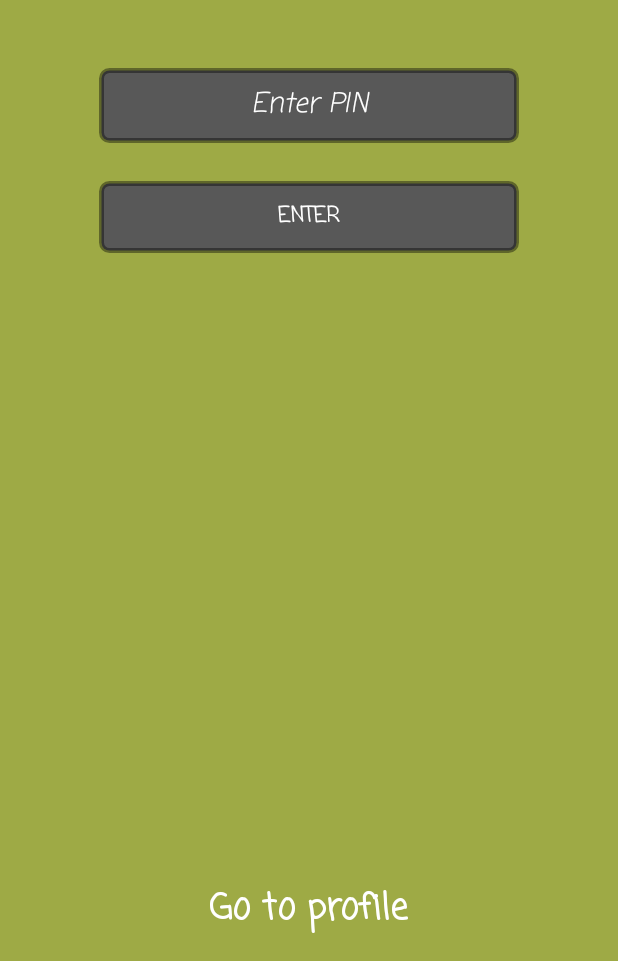
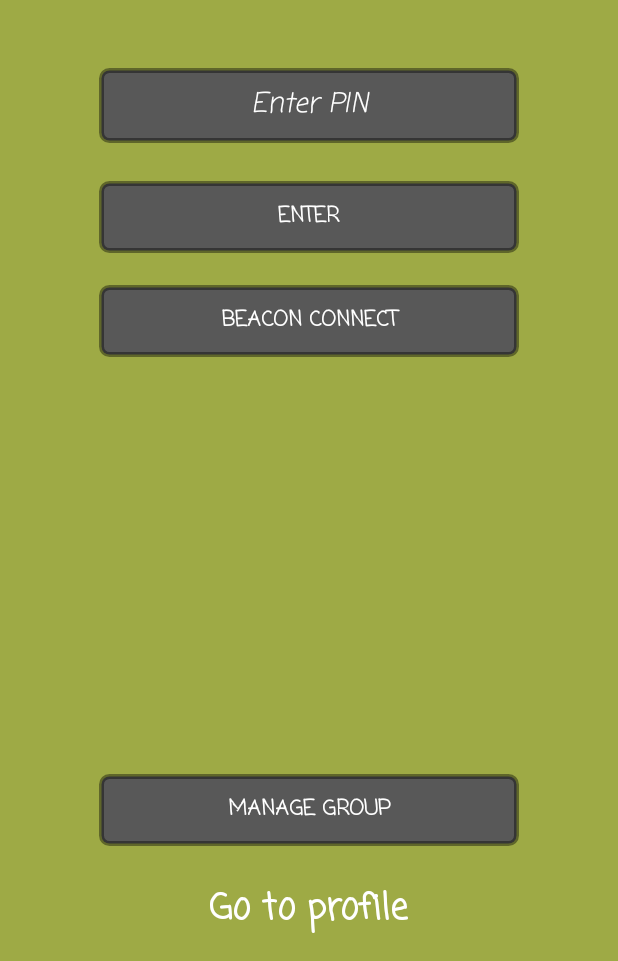
Before and after one commit to Menris/Quick_Quiz-master, an Android app: the screen it shows after launch once a user with an empty profile is signed in (Starting), on a phone screen of 412 x 824 dp, the part 275-1236 px from its top. Run offline under Robolectric (Android 15) with nearby library versions, the phone set to English and light mode, and no system bars; our stand-ins replace Firebase (no records; nobody signed in at launch, a user with empty details on screens opened directly); libraries missing offline, so code that uses them is left out: com.estimote.sdk; 6 statements that could not run were skipped.

Commit message:
update 18.02. Added Chat module and Beacon connection

```diff
--- a/app/build.gradle
+++ b/app/build.gradle
@@ -29,6 +29,7 @@ dependencies {
     androidTestCompile('com.android.support.test.espresso:espresso-core:2.2.2', {
         exclude group: 'com.android.support', module: 'support-annotations'
     })
+    compile 'com.estimote:sdk:0.9.4@aar'
     compile 'com.android.support:appcompat-v7:24.2.1'
     compile 'com.google.firebase:firebase-auth:10.0.1'
     compile 'com.android.support:design:24.2.1'
--- a/app/src/main/AndroidManifest.xml
+++ b/app/src/main/AndroidManifest.xml
@@ -3,6 +3,8 @@
     package="com.project.ad.testing_app_project">
 
     <uses-permission android:name="android.permission.INTERNET" />
+    <uses-permission android:name="android.permission.BLUETOOTH" />
+    <uses-permission android:name="android.permission.BLUETOOTH_ADMIN" />
 
     <application
         android:allowBackup="true"
--- a/app/src/main/java/com/project/ad/testing_app_project/Starting.java
+++ b/app/src/main/java/com/project/ad/testing_app_project/Starting.java
@@ -3,9 +3,14 @@ package com.project.ad.testing_app_project;
 import android.animation.ArgbEvaluator;
 import android.animation.ValueAnimator;
 import android.app.Activity;
+import android.app.ProgressDialog;
+import android.content.Context;
+import android.content.DialogInterface;
 import android.content.Intent;
+import android.os.Handler;
 import android.support.v4.content.ContextCompat;
 import android.os.Bundle;
+import android.support.v7.app.AlertDialog;
 import android.util.Log;
 import android.view.View;
 import android.view.Window;
@@ -13,49 +18,119 @@ import android.view.WindowManager;
 import android.view.animation.Animation;
 import android.widget.Button;
 import android.widget.EditText;
+import android.widget.LinearLayout;
 import android.widget.TextView;
 
+import com.estimote.sdk.Beacon;
+import com.estimote.sdk.BeaconManager;
+import com.estimote.sdk.Nearable;
+import com.estimote.sdk.Region;
+import com.estimote.sdk.SystemRequirementsChecker;
+import com.estimote.sdk.Utils;
+import com.google.firebase.auth.FirebaseAuth;
+import com.google.firebase.auth.FirebaseUser;
 import com.google.firebase.database.DataSnapshot;
 import com.google.firebase.database.DatabaseError;
 import com.google.firebase.database.DatabaseReference;
 import com.google.firebase.database.FirebaseDatabase;
 import com.google.firebase.database.ValueEventListener;
 import com.project.ad.testing_app_project.Tab_profile.My_Profile;
+import com.project.ad.testing_app_project.Tab_profile.tab2.Check_quiz;
 import com.project.ad.testing_app_project.Test.Quiz;
+import com.project.ad.testing_app_project.Test.Quiz_question;
 
-public class Starting extends Activity implements View.OnClickListener{
+import java.util.ArrayList;
+import java.util.Collections;
+import java.util.HashMap;
+import java.util.List;
+import java.util.Map;
+import java.util.Objects;
+import java.util.UUID;
+
+public class Starting extends Activity implements View.OnClickListener {
+
+    private DatabaseReference databaseReference = FirebaseDatabase.getInstance().getReference();
+    DatabaseReference ref = databaseReference.child("Tests");
+    public FirebaseAuth firebaseAuth;
+    FirebaseUser user;
 
     TextView tv_profile;
     Button enterPIN;
-    private DatabaseReference databaseReference = FirebaseDatabase.getInstance().getReference();
-    DatabaseReference ref = databaseReference.child("Tests");
+    Button btn_manageGroup;
+    Button btn_beaconConnect;
     EditText pinNumber;
+    Boolean success_pin;
 
+    private static final Map<String, List<String>> PLACES_BY_BEACONS;
 
+    // TODO: replace "<major>:<minor>" strings to match your own beacons.
+    static {
+        Map<String, List<String>> placesByBeacons = new HashMap<>();
+        placesByBeacons.put("50850:18329", new ArrayList<String>() {{
+            add("FIRST");
+        }});
+        /*placesByBeacons.put("7013:23859", new ArrayList<String>() {{
+            add("SECOND");
+        }});*/
+        PLACES_BY_BEACONS = Collections.unmodifiableMap(placesByBeacons);
+    }
 
-    Boolean success_pin;
+    private List<String> placesNearBeacon(Beacon beacon) {
+        String beaconKey = String.format("%d:%d", beacon.getMajor(), beacon.getMinor());
+        if (PLACES_BY_BEACONS.containsKey(beaconKey)) {
+            return PLACES_BY_BEACONS.get(beaconKey);
+        }
+        return Collections.emptyList();
+    }
+
+    private BeaconManager beaconManager;
+    private Region region;
+    Beacon nearestBeacon;
+    String proximity;
+    String group;
+    ProgressDialog dialog;
 
 
     @Override
     protected void onCreate(Bundle savedInstanceState) {
         super.onCreate(savedInstanceState);
         requestWindowFeature(Window.FEATURE_NO_TITLE);
-        getWindow().setFlags(WindowManager.LayoutParams.FLAG_FULLSCREEN,WindowManager.LayoutParams.FLAG_FULLSCREEN);
+        getWindow().setFlags(WindowManager.LayoutParams.FLAG_FULLSCREEN, WindowManager.LayoutParams.FLAG_FULLSCREEN);
         setContentView(R.layout.activity_starting);
+        //beacon connection
+        beaconManager = new BeaconManager(this);
+        beaconManager.setBackgroundScanPeriod(5000, 10000);
+        beaconManager.setRangingListener(new BeaconManager.RangingListener() {
+            @Override
+            public void onBeaconsDiscovered(com.estimote.sdk.Region region, List<Beacon> list) {
+                if (!list.isEmpty()) {
+                    nearestBeacon = list.get(0);
+                    List<String> places = placesNearBeacon(nearestBeacon);
+
+                    Log.e("Current Proximity - ", String.valueOf(computeProximity(nearestBeacon)));
+                    proximity = String.valueOf(computeProximity(nearestBeacon));
+                    Log.d("Airport", "Nearest places: " + places);
+                }
+            }
+        });
+        region = new com.estimote.sdk.Region("ranged region", UUID.fromString("B9407F30-F5F8-466E-AFF9-25556B57FE6D"), null, null);
+        //end of beacon connection
+
+        firebaseAuth = FirebaseAuth.getInstance();
+        user = firebaseAuth.getCurrentUser();
+
+        btn_manageGroup = (Button) findViewById(R.id.btn_manageGroup);
+        btn_beaconConnect = (Button) findViewById(R.id.btn_beaconConnect);
+        enterPIN = (Button) findViewById(R.id.btn_enter_pin);
+
+        int color1 = ContextCompat.getColor(this, R.color.red);
+        int color2 = ContextCompat.getColor(this, R.color.blue);
+        int color3 = ContextCompat.getColor(this, R.color.green);
+        int color4 = ContextCompat.getColor(this, R.color.grey);
+        int color5 = ContextCompat.getColor(this, R.color.yellow);
 
 
-
-        enterPIN = (Button) findViewById(R.id.btn_enter_pin);
-
-        int color1 = ContextCompat.getColor(this,R.color.red);
-        int color2 = ContextCompat.getColor(this,R.color.blue);
-        int color3 = ContextCompat.getColor(this,R.color.green);
-        int color4 = ContextCompat.getColor(this,R.color.grey);
-        int color5 = ContextCompat.getColor(this,R.color.yellow);
-
-
-
-        ValueAnimator colorAnimation = ValueAnimator.ofObject(new ArgbEvaluator(),color1,color2,color3,color4,color5);
+        ValueAnimator colorAnimation = ValueAnimator.ofObject(new ArgbEvaluator(), color1, color2, color3, color4, color5);
         colorAnimation.setDuration(10000);
         colorAnimation.addUpdateListener(new ValueAnimator.AnimatorUpdateListener() {
             @Override
@@ -69,28 +144,136 @@ public class Starting extends Activity implements View.OnClickListener{
         tv_profile = (TextView) findViewById(R.id.textView_profile);
         pinNumber = (EditText) findViewById(R.id.editText_pin);
 
+        btn_manageGroup.setOnClickListener(this);
+        btn_beaconConnect.setOnClickListener(this);
         pinNumber.setOnClickListener(this);
         tv_profile.setOnClickListener(this);
         enterPIN.setOnClickListener(this);
 
+    }
+
+    @Override
+    protected void onResume() {
+        super.onResume();
+
+        SystemRequirementsChecker.checkWithDefaultDialogs(this);
+
+        beaconManager.connect(new BeaconManager.ServiceReadyCallback() {
+            @Override
+            public void onServiceReady() {
+                beaconManager.startRanging(region);
+            }
+        });
+    }
+
+    @Override
+    protected void onPause() {
+        beaconManager.stopRanging(region);
+
+        super.onPause();
+    }
+
+    public static double computeAccuracy(Beacon beacon) {
+        if (beacon.getRssi() == 0) {
+            return -1.0D;
         }
+
+        double ratio = beacon.getRssi() / beacon.getMeasuredPower();
+        double rssiCorrection = 0.96D + Math.pow(Math.abs(beacon.getRssi()), 3.0D) % 10.0D / 150.0D;
+
+        if (ratio <= 1.0D) {
+            return Math.pow(ratio, 9.98D) * rssiCorrection;
+        }
+        return (0.103D + 0.89978D * Math.pow(ratio, 7.71D)) * rssiCorrection;
+    }
+
+    public static Utils.Proximity proximityFromAccuracy(double accuracy) {
+        if (accuracy < 0.0D) {
+            return Utils.Proximity.UNKNOWN;
+        }
+        if (accuracy < 0.5D) {
+            return Utils.Proximity.IMMEDIATE;
+        }
+        if (accuracy <= 3.0D) {
+            return Utils.Proximity.NEAR;
+        }
+        return Utils.Proximity.FAR;
+    }
+
+
+    public static Utils.Proximity computeProximity(Beacon beacon) {
+        return proximityFromAccuracy(computeAccuracy(beacon));
+    }
+
+    private void connectBeacon() {
+        dialog = ProgressDialog.show(Starting.this, "", "Loading...", true);
+        if (Objects.equals(proximity, "IMMEDIATE")) {
+
+            DatabaseReference groupRef = databaseReference.child("userInformation").child(user.getUid());
+            groupRef.addListenerForSingleValueEvent(new ValueEventListener() {
+                @Override
+                public void onDataChange(DataSnapshot dataSnapshot) {
+                    Quiz_question userInfo = dataSnapshot.getValue(Quiz_question.class);
+                    group = userInfo.getGroup();
+                    onPause();
+                    startBeacon();
+                }
+
+                @Override
+                public void onCancelled(DatabaseError databaseError) {
+                }
+            });
+
+
+        } else {
+            final Handler handler = new Handler();
+            handler.postDelayed(new Runnable() {
+                @Override
+                public void run() {
+                    //delay on connection
+                    connectBeacon();
+                }
+            }, 2000);
+        }
+    }
+
+    private void startBeacon() {
+
+        DatabaseReference groupRef = databaseReference.child("beacon").child("groups").child(group);
+        groupRef.addListenerForSingleValueEvent(new ValueEventListener() {
+            @Override
+            public void onDataChange(DataSnapshot dataSnapshot) {
+                Quiz_question userPIN = dataSnapshot.getValue(Quiz_question.class);
+                Intent intent = new Intent(getApplicationContext(), Quiz.class);
+                intent.putExtra("PIN", userPIN.getQuizID());
+                startActivity(intent);
+                dialog.dismiss();
+            }
+
+            @Override
+            public void onCancelled(DatabaseError databaseError) {
+            }
+        });
+
+    }
+
 
     @Override
     public void onClick(View view) {
 
-        if (view == enterPIN){
+        if (view == enterPIN) {
             success_pin = false;
             ref.addValueEventListener(new ValueEventListener() {
                 @Override
                 public void onDataChange(DataSnapshot dataSnapshot) {
-                    for (DataSnapshot child: dataSnapshot.getChildren()) {
+                    for (DataSnapshot child : dataSnapshot.getChildren()) {
 
-                        if (pinNumber.getText().toString().equals(child.getKey())){
-                            Log.w("MyApp","WORKING");
-                            Log.w("MyPin",pinNumber.getText().toString());
+                        if (pinNumber.getText().toString().equals(child.getKey())) {
+                            Log.w("MyApp", "WORKING");
+                            Log.w("MyPin", pinNumber.getText().toString());
 
                             Intent intent = new Intent(getApplicationContext(), Quiz.class);
-                            intent.putExtra("PIN",pinNumber.getText().toString());
+                            intent.putExtra("PIN", pinNumber.getText().toString());
                             startActivity(intent);
                             success_pin = true;
 
@@ -104,14 +287,62 @@ public class Starting extends Activity implements View.OnClickListener{
 
                 @Override
                 public void onCancelled(DatabaseError databaseError) {
-                    Log.w("The read failed: " ,"My ERRRRRRRRRRRRRRoR");
+                    Log.w("The read failed: ", "My ERRRRRRRRRRRRRRoR");
                 }
             });
 
         }
 
-        if (view == tv_profile){
+        if (view == tv_profile) {
             startActivity(new Intent(this, My_Profile.class));
         }
+
+        if (view == btn_beaconConnect) {
+            connectBeacon();
+        }
+
+        if (view == btn_manageGroup) {
+
+            AlertDialog.Builder alert = new AlertDialog.Builder(Starting.this);
+            alert.setTitle("Group Search");
+            alert.setMessage("Input Group");
+            Context context = getApplicationContext();
+            LinearLayout layout = new LinearLayout(context);
+            layout.setOrientation(LinearLayout.VERTICAL);
+
+            final EditText inputPIN = new EditText(context);
+            inputPIN.setSingleLine(true);
+            inputPIN.setHint("PIN");
+            inputPIN.setHintTextColor(getResources().getColor(R.color.colorPrimaryDark));
+            inputPIN.setTextColor(getResources().getColor(R.color.colorPrimaryDark));
+            layout.addView(inputPIN);
+
+            final EditText inputGroup = new EditText(context);
+            inputGroup.setHint("Group");
+            inputGroup.setHintTextColor(getResources().getColor(R.color.colorPrimaryDark));
+            inputGroup.setTextColor(getResources().getColor(R.color.colorPrimaryDark));
+            layout.addView(inputGroup);
+
+            alert.setView(layout);
+
+            alert.setPositiveButton("OK", new DialogInterface.OnClickListener() {
+                @Override
+                public void onClick(DialogInterface dialogInterface, int i) {
+                    final String resultPIN = inputPIN.getText().toString();
+                    final String resultGroup = inputGroup.getText().toString();
+
+                    databaseReference.child("beacon").child("groups").child(resultGroup).child("group").setValue(resultGroup);
+                    databaseReference.child("beacon").child("groups").child(resultGroup).child("quizID").setValue(resultPIN);
+                }
+            });
+            alert.setNegativeButton("Cancel", new DialogInterface.OnClickListener() {
+                @Override
+                public void onClick(DialogInterface dialogInterface, int i) {
+                }
+            });
+
+            alert.show();
+        }
+
     }
 }
--- a/app/src/main/res/layout/activity_starting.xml
+++ b/app/src/main/res/layout/activity_starting.xml
@@ -11,60 +11,88 @@
     tools:context="com.project.ad.testing_app_project.Starting">
 
     <TextView
-        android:text="QuickQuiz"
+        android:id="@+id/textView2"
         android:layout_width="wrap_content"
         android:layout_height="wrap_content"
-        android:layout_marginTop="112dp"
-        android:id="@+id/textView2"
-        android:fontFamily="casual"
-        android:textSize="36sp"
-        android:textStyle="normal|bold"
-        android:textAllCaps="false"
         android:layout_alignParentTop="true"
         android:layout_centerHorizontal="true"
-        android:textColor="@color/common_google_signin_btn_text_dark_default" />
+        android:layout_marginTop="112dp"
+        android:fontFamily="casual"
+        android:text="QuickQuiz"
+        android:textAllCaps="false"
+        android:textColor="@color/common_google_signin_btn_text_dark_default"
+        android:textSize="36sp"
+        android:textStyle="normal|bold" />
 
     <EditText
+        android:id="@+id/editText_pin"
         android:layout_width="wrap_content"
         android:layout_height="50dp"
-        android:inputType="number"
-        android:ems="10"
-        android:layout_marginTop="45dp"
-        android:id="@+id/editText_pin"
-        android:background="@drawable/edittext"
         android:layout_below="@+id/textView2"
         android:layout_centerHorizontal="true"
+        android:layout_marginTop="45dp"
+        android:background="@drawable/edittext"
+        android:ems="10"
+        android:fontFamily="casual"
         android:gravity="center"
+        android:hint="Enter PIN"
+        android:inputType="number"
         android:textColor="@color/textColorPrimary"
-        android:hint="Enter PIN"
         android:textColorHint="@color/textColorPrimary"
-        android:fontFamily="casual"
         android:textStyle="normal|italic" />
 
     <Button
+        android:id="@+id/btn_enter_pin"
+        android:layout_width="wrap_content"
+        android:layout_height="wrap_content"
+        android:layout_alignEnd="@+id/editText_pin"
+        android:layout_alignStart="@+id/editText_pin"
+        android:layout_below="@+id/editText_pin"
+        android:layout_marginTop="25dp"
+        android:background="@drawable/edittext"
+        android:clickable="true"
+        android:fontFamily="casual"
         android:text="ENTER"
         android:textColor="@color/textColorPrimary"
+        android:textStyle="normal|bold" />
+
+    <Button
+        android:id="@+id/btn_manageGroup"
         android:layout_width="wrap_content"
         android:layout_height="wrap_content"
-        android:layout_marginTop="25dp"
-        android:id="@+id/btn_enter_pin"
-        android:layout_below="@+id/editText_pin"
+        android:layout_above="@+id/textView_profile"
+        android:layout_marginBottom="23dp"
         android:background="@drawable/edittext"
-        android:layout_alignEnd="@+id/editText_pin"
-        android:layout_alignStart="@+id/editText_pin"
-        android:clickable="true"
         android:fontFamily="casual"
-        android:textStyle="normal|bold" />
+        android:text="Manage Group"
+        android:textColor="@color/textColorPrimary"
+        android:textStyle="normal|bold"
+        android:layout_alignStart="@+id/btn_enter_pin"
+        android:layout_alignEnd="@+id/btn_enter_pin" />
+
+    <Button
+        android:id="@+id/btn_beaconConnect"
+        android:layout_width="wrap_content"
+        android:layout_height="wrap_content"
+        android:layout_below="@+id/btn_enter_pin"
+        android:layout_marginTop="21dp"
+        android:background="@drawable/edittext"
+        android:fontFamily="casual"
+        android:text="Beacon Connect"
+        android:textColor="@color/textColorPrimary"
+        android:textStyle="normal|bold"
+        android:layout_alignStart="@+id/btn_enter_pin"
+        android:layout_alignEnd="@+id/btn_enter_pin" />
 
     <TextView
-        android:text="Go to profile"
+        android:id="@+id/textView_profile"
         android:layout_width="wrap_content"
         android:layout_height="wrap_content"
-        android:id="@+id/textView_profile"
+        android:fontFamily="casual"
+        android:text="Go to profile"
+        android:textColor="@color/textColorPrimary"
+        android:textSize="24sp"
         android:textStyle="normal|bold"
-        android:fontFamily="casual"
-        android:textSize="24sp"
         android:layout_alignParentBottom="true"
-        android:layout_centerHorizontal="true"
-        android:textColor="@color/textColorPrimary"/>
+        android:layout_centerHorizontal="true" />
 </RelativeLayout>
```
Also changed, not shown: app/src/main/java/com/project/ad/testing_app_project/Test/Quiz.java (+25 -22 lines), app/src/main/res/layout/activity_chat_room.xml (+9 -11 lines).
